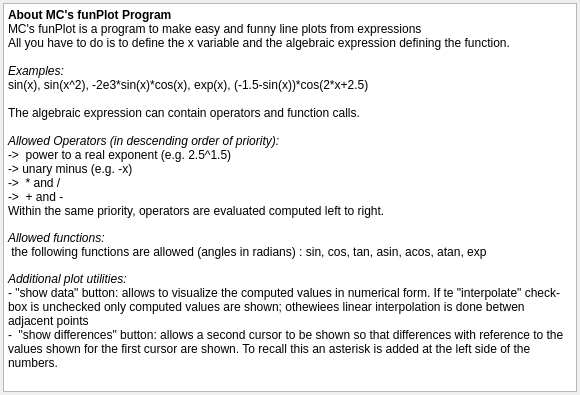
First picture: the form in info.ui, repository max-privato/FunPlot, before the edit.
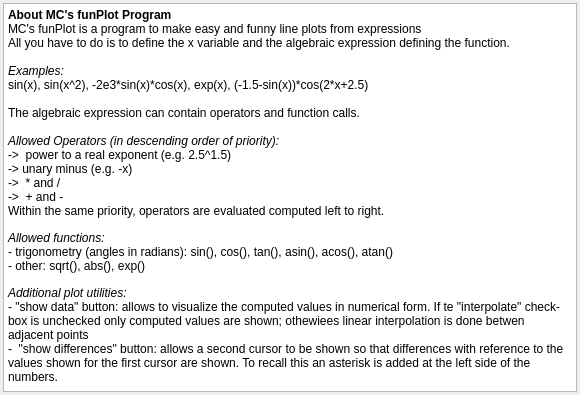
Second picture: the form after the edit.

Patch:
```diff
--- a/info.ui
+++ b/info.ui
@@ -35,7 +35,7 @@
       <string>&lt;!DOCTYPE HTML PUBLIC &quot;-//W3C//DTD HTML 4.0//EN&quot; &quot;http://www.w3.org/TR/REC-html40/strict.dtd&quot;&gt;
 &lt;html&gt;&lt;head&gt;&lt;meta name=&quot;qrichtext&quot; content=&quot;1&quot; /&gt;&lt;style type=&quot;text/css&quot;&gt;
 p, li { white-space: pre-wrap; }
-&lt;/style&gt;&lt;/head&gt;&lt;body style=&quot; font-family:'MS Shell Dlg 2'; font-size:8.25pt; font-weight:400; font-style:normal;&quot;&gt;
+&lt;/style&gt;&lt;/head&gt;&lt;body style=&quot; font-family:'MS Shell Dlg 2'; font-size:8pt; font-weight:400; font-style:normal;&quot;&gt;
 &lt;p style=&quot; margin-top:0px; margin-bottom:0px; margin-left:0px; margin-right:0px; -qt-block-indent:0; text-indent:0px;&quot;&gt;&lt;span style=&quot; font-size:9pt; font-weight:600;&quot;&gt;About MC's funPlot Program&lt;/span&gt;&lt;/p&gt;
 &lt;p style=&quot; margin-top:0px; margin-bottom:0px; margin-left:0px; margin-right:0px; -qt-block-indent:0; text-indent:0px;&quot;&gt;&lt;span style=&quot; font-size:9pt;&quot;&gt;MC's funPlot is a program to make easy and funny line plots from expressions&lt;/span&gt;&lt;/p&gt;
 &lt;p style=&quot; margin-top:0px; margin-bottom:0px; margin-left:0px; margin-right:0px; -qt-block-indent:0; text-indent:0px;&quot;&gt;&lt;span style=&quot; font-size:9pt;&quot;&gt;All you have to do is to define the x variable and the algebraic expression defining the function.&lt;/span&gt;&lt;/p&gt;
@@ -51,10 +51,11 @@
 &lt;p style=&quot; margin-top:0px; margin-bottom:0px; margin-left:0px; margin-right:0px; -qt-block-indent:0; text-indent:0px;&quot;&gt;&lt;span style=&quot; font-size:9pt;&quot;&gt;-&amp;gt;  * and /&lt;/span&gt;&lt;/p&gt;
 &lt;p style=&quot; margin-top:0px; margin-bottom:0px; margin-left:0px; margin-right:0px; -qt-block-indent:0; text-indent:0px;&quot;&gt;&lt;span style=&quot; font-size:9pt;&quot;&gt;-&amp;gt;  + and -&lt;/span&gt;&lt;/p&gt;
 &lt;p style=&quot; margin-top:0px; margin-bottom:0px; margin-left:0px; margin-right:0px; -qt-block-indent:0; text-indent:0px;&quot;&gt;&lt;span style=&quot; font-size:9pt;&quot;&gt;Within the same priority, operators are evaluated computed left to right.&lt;/span&gt;&lt;/p&gt;
-&lt;p style=&quot;-qt-paragraph-type:empty; margin-top:0px; margin-bottom:0px; margin-left:0px; margin-right:0px; -qt-block-indent:0; text-indent:0px; font-size:8pt;&quot;&gt;&lt;br /&gt;&lt;/p&gt;
+&lt;p style=&quot;-qt-paragraph-type:empty; margin-top:0px; margin-bottom:0px; margin-left:0px; margin-right:0px; -qt-block-indent:0; text-indent:0px;&quot;&gt;&lt;br /&gt;&lt;/p&gt;
 &lt;p style=&quot; margin-top:0px; margin-bottom:0px; margin-left:0px; margin-right:0px; -qt-block-indent:0; text-indent:0px;&quot;&gt;&lt;span style=&quot; font-size:9pt; font-style:italic;&quot;&gt;Allowed functions:&lt;/span&gt;&lt;/p&gt;
-&lt;p style=&quot; margin-top:0px; margin-bottom:0px; margin-left:0px; margin-right:0px; -qt-block-indent:0; text-indent:0px;&quot;&gt;&lt;span style=&quot; font-size:9pt;&quot;&gt; the following functions are allowed (angles in radians) : sin, cos, tan, asin, acos, atan, exp&lt;/span&gt;&lt;/p&gt;
-&lt;p style=&quot;-qt-paragraph-type:empty; margin-top:0px; margin-bottom:0px; margin-left:0px; margin-right:0px; -qt-block-indent:0; text-indent:0px; font-size:8pt;&quot;&gt;&lt;br /&gt;&lt;/p&gt;
+&lt;p style=&quot; margin-top:0px; margin-bottom:0px; margin-left:0px; margin-right:0px; -qt-block-indent:0; text-indent:0px;&quot;&gt;&lt;span style=&quot; font-size:9pt;&quot;&gt;- trigonometry (angles in radians): sin(), cos(), tan(), asin(), acos(), atan()&lt;/span&gt;&lt;/p&gt;
+&lt;p style=&quot; margin-top:0px; margin-bottom:0px; margin-left:0px; margin-right:0px; -qt-block-indent:0; text-indent:0px;&quot;&gt;&lt;span style=&quot; font-size:9pt;&quot;&gt;- other: sqrt(), abs(), exp()&lt;/span&gt;&lt;/p&gt;
+&lt;p style=&quot;-qt-paragraph-type:empty; margin-top:0px; margin-bottom:0px; margin-left:0px; margin-right:0px; -qt-block-indent:0; text-indent:0px;&quot;&gt;&lt;br /&gt;&lt;/p&gt;
 &lt;p style=&quot; margin-top:0px; margin-bottom:0px; margin-left:0px; margin-right:0px; -qt-block-indent:0; text-indent:0px;&quot;&gt;&lt;span style=&quot; font-size:9pt; font-style:italic;&quot;&gt;Additional plot utilities:&lt;/span&gt;&lt;/p&gt;
 &lt;p style=&quot; margin-top:0px; margin-bottom:0px; margin-left:0px; margin-right:0px; -qt-block-indent:0; text-indent:0px;&quot;&gt;&lt;span style=&quot; font-size:9pt;&quot;&gt;- &amp;quot;show data&amp;quot; button: allows to visualize the computed values in numerical form. If te &amp;quot;interpolate&amp;quot; check-box is unchecked only computed values are shown; othewiees linear interpolation is done betwen adjacent points&lt;/span&gt;&lt;/p&gt;
 &lt;p style=&quot; margin-top:0px; margin-bottom:0px; margin-left:0px; margin-right:0px; -qt-block-indent:0; text-indent:0px;&quot;&gt;&lt;span style=&quot; font-size:9pt;&quot;&gt;-  &amp;quot;show differences&amp;quot; button: allows a second cursor to be shown so that differences with reference to the values shown for the first cursor are shown. To recall this an asterisk is added at the left side of the numbers.&lt;/span&gt;&lt;/p&gt;&lt;/body&gt;&lt;/html&gt;</string>
```
